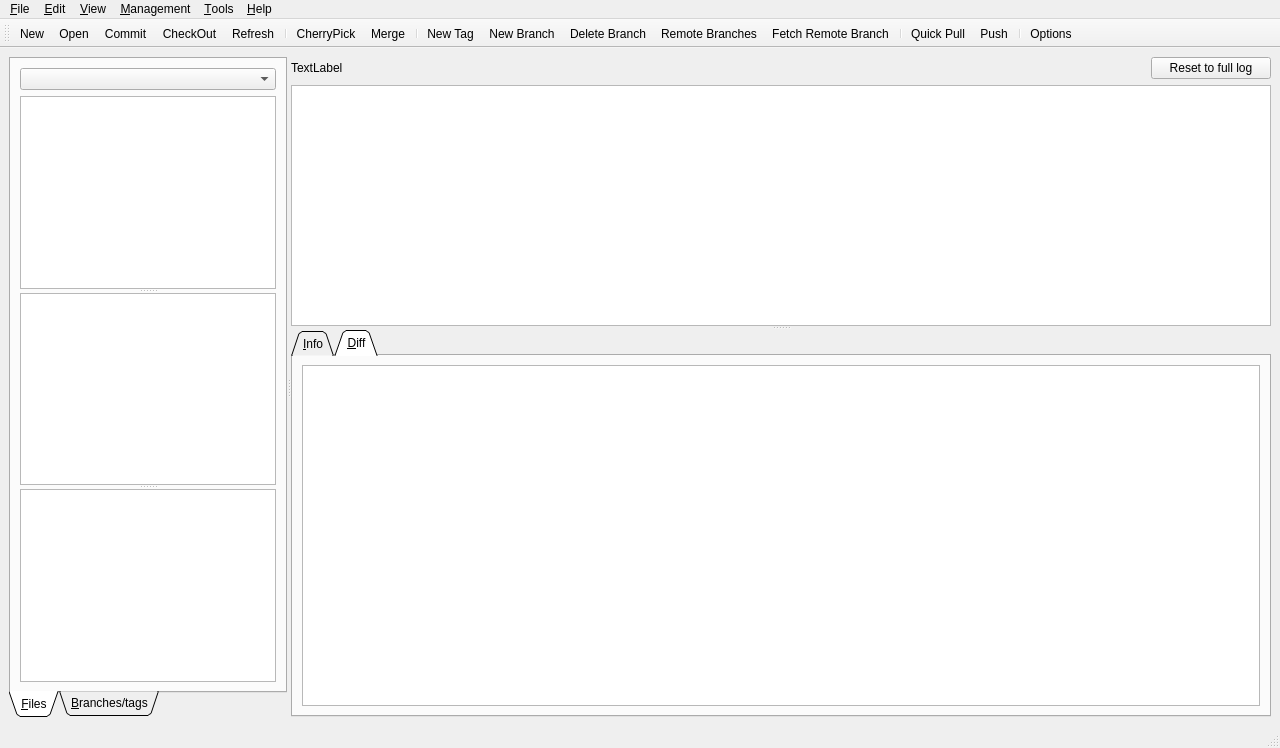
Old version of the form ui/mainwindow.ui in the repository bainonline/teamgit.
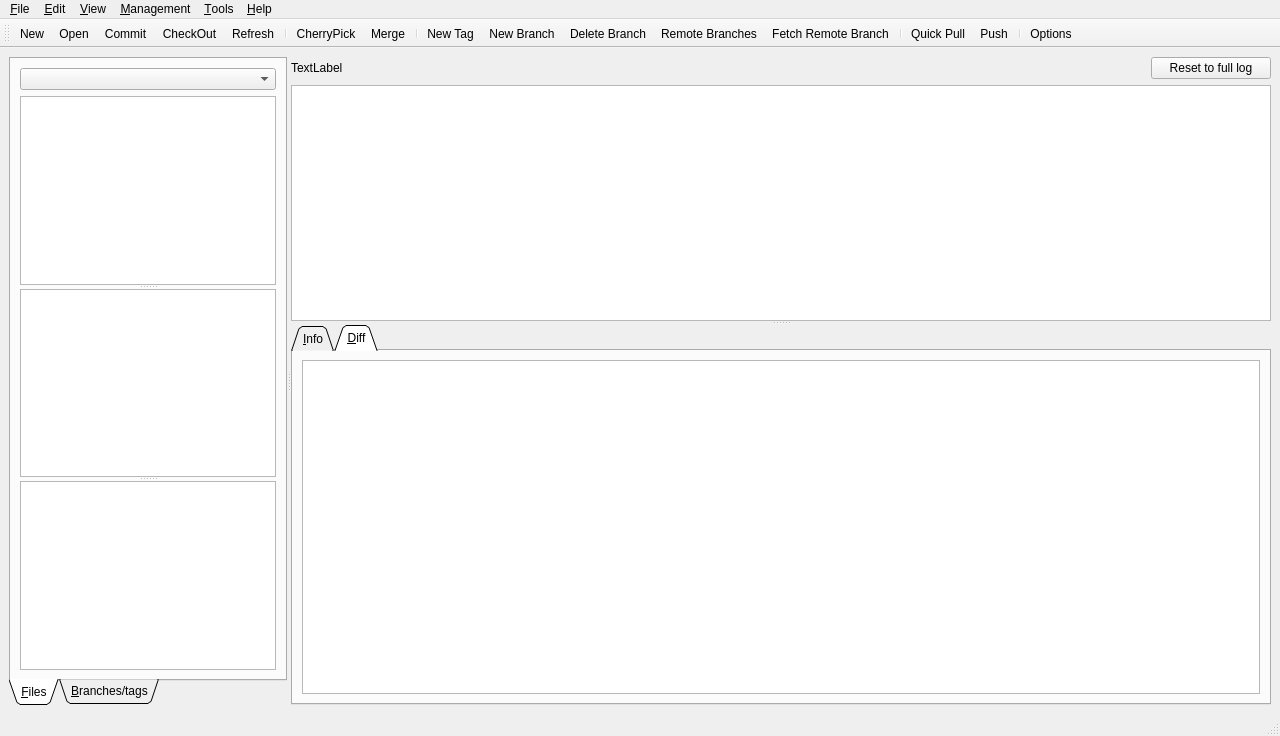
New version of the form. Icons and pictures are not drawn.

Commit message:
Enabled multiple section for staged unstaged files
Also some misc changes that designer makes neways

Patch:
```diff
--- a/ui/mainwindow.ui
+++ b/ui/mainwindow.ui
@@ -6,7 +6,7 @@
     <x>0</x>
     <y>0</y>
     <width>1280</width>
-    <height>748</height>
+    <height>736</height>
    </rect>
   </property>
   <property name="windowTitle" >
@@ -16,6 +16,14 @@
    <enum>Qt::LeftToRight</enum>
   </property>
   <widget class="QWidget" name="centralwidget" >
+   <property name="geometry" >
+    <rect>
+     <x>0</x>
+     <y>57</y>
+     <width>1280</width>
+     <height>655</height>
+    </rect>
+   </property>
    <layout class="QVBoxLayout" >
     <item>
      <widget class="QSplitter" name="verticalSplitter1" >
@@ -45,6 +53,14 @@
         <number>0</number>
        </property>
        <widget class="QWidget" name="tab" >
+        <property name="geometry" >
+         <rect>
+          <x>0</x>
+          <y>0</y>
+          <width>260</width>
+          <height>613</height>
+         </rect>
+        </property>
         <attribute name="title" >
          <string>&amp;Files</string>
         </attribute>
@@ -260,6 +276,14 @@
           </layout>
          </widget>
          <widget class="QWidget" name="tab_4" >
+          <property name="geometry" >
+           <rect>
+            <x>0</x>
+            <y>0</y>
+            <width>990</width>
+            <height>343</height>
+           </rect>
+          </property>
           <attribute name="title" >
            <string>&amp;Diff</string>
           </attribute>
@@ -342,7 +366,16 @@
    <addaction name="menu_Tools" />
    <addaction name="menu_Help" />
   </widget>
-  <widget class="QStatusBar" name="statusbar" />
+  <widget class="QStatusBar" name="statusbar" >
+   <property name="geometry" >
+    <rect>
+     <x>0</x>
+     <y>712</y>
+     <width>1280</width>
+     <height>24</height>
+    </rect>
+   </property>
+  </widget>
   <widget class="QToolBar" name="toolBar" >
    <property name="windowTitle" >
     <string>toolBar</string>
```
Left out of the diff: 88 changed lines with no effect on the pictures.
